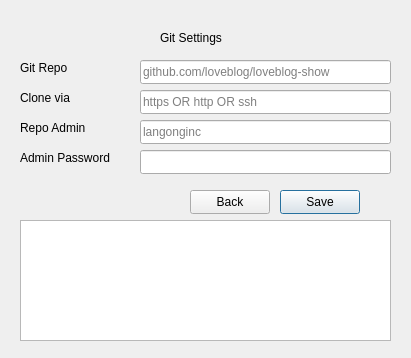
loveblog/qloveblog, file settings.ui: the form before one commit.
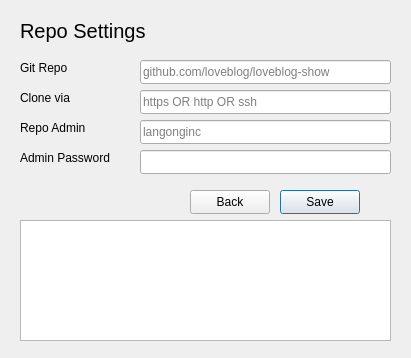
The form after the commit.

Patch:
```diff
--- a/settings.ui
+++ b/settings.ui
@@ -94,14 +94,17 @@
   <widget class="QLabel" name="label">
    <property name="geometry">
     <rect>
-     <x>160</x>
-     <y>30</y>
-     <width>71</width>
-     <height>16</height>
+     <x>20</x>
+     <y>10</y>
+     <width>151</width>
+     <height>41</height>
     </rect>
    </property>
+   <property name="styleSheet">
+    <string notr="true">font-size: 20px;</string>
+   </property>
    <property name="text">
-    <string>Git Settings</string>
+    <string>Repo Settings</string>
    </property>
   </widget>
   <widget class="QTextBrowser" name="setShow">
```
Left out of the diff: 2 changed lines with no effect on the pictures.
